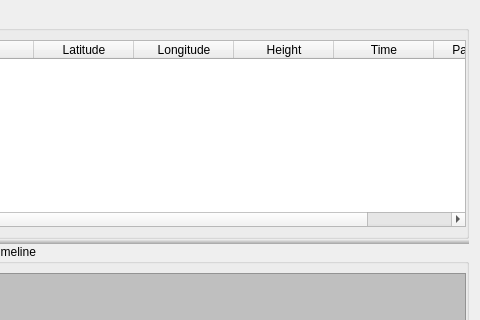
The window that ground/src/plugins/opmap/opmap_waypointeditor_dialog.ui (openpilot/OpenPilot) describes before a commit, drawn with Qt 5; both pictures show x 81 to 561 and y 0 to 320 of the 561 by 511 pixel window.
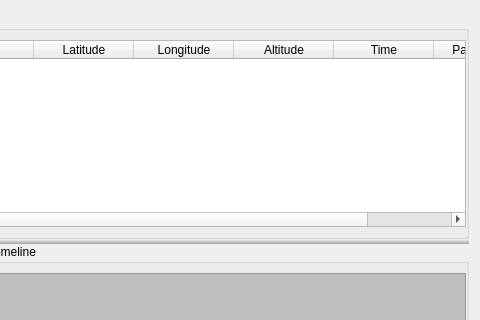
The same window after the commit. Icons and pictures are not drawn.

Commit message: Fixed new map tooltips. 'Maybe' fixed the 'find place' combobox border colour problem on the new map plug-in. Mouse context menu now only pops up when user clicks within map area on the new map plug-in.

Patch:
```diff
--- a/ground/src/plugins/opmap/opmap_waypointeditor_dialog.ui
+++ b/ground/src/plugins/opmap/opmap_waypointeditor_dialog.ui
@@ -126,7 +126,7 @@
            </column>
            <column>
             <property name="text">
-             <string>Height</string>
+             <string>Altitude</string>
             </property>
            </column>
            <column>
```
The commit also changes 6 other files.
